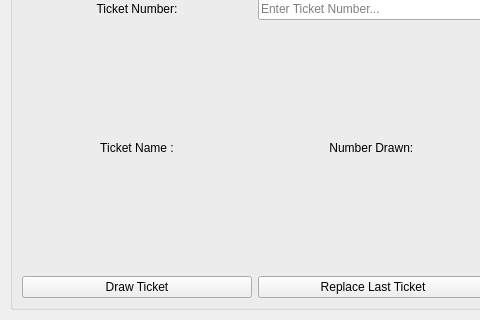
First picture: the form in src/Ui/control_panel.ui, repository KaravolisL/AHEPA-Raffle, before the edit; both pictures show x 0 to 480 and y 217 to 537 of the 761 by 537 pixel window.
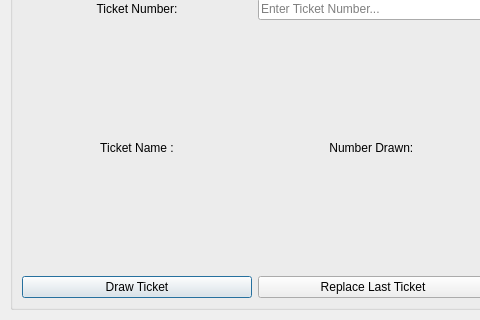
Second picture: the form after the edit.

The edit to the form file:
```diff
--- a/src/Ui/control_panel.ui
+++ b/src/Ui/control_panel.ui
@@ -14,7 +14,7 @@
    <string>Control Panel</string>
   </property>
   <widget class="QWidget" name="centralwidget">
-   <layout class="QGridLayout" name="gridLayout" rowstretch="2,4,0,0,0,0,0,0">
+   <layout class="QGridLayout" name="gridLayout" rowstretch="2,4">
     <property name="leftMargin">
      <number>10</number>
     </property>
@@ -128,6 +128,9 @@
          <property name="text">
           <string>Draw Ticket</string>
          </property>
+         <property name="default">
+          <bool>true</bool>
+         </property>
         </widget>
        </item>
        <item row="1" column="2">
```
